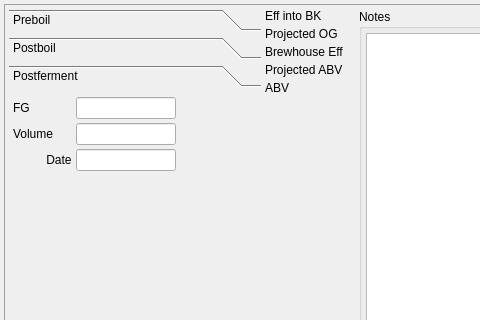
The window that ui/brewNoteWidget.ui (Brewtarget/brewtarget) describes before a commit, drawn with Qt 5; both pictures show x 0 to 480 and y 0 to 320 of the 636 by 448 pixel window.
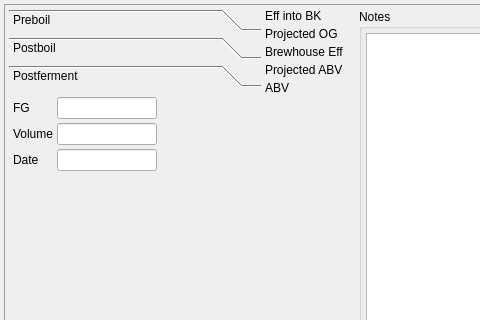
The same window after the commit. The open tabs and pages were chosen to show the change. Custom widgets are drawn as their Qt base class.

```diff
--- a/ui/brewNoteWidget.ui
+++ b/ui/brewNoteWidget.ui
@@ -27,8 +27,8 @@
        <rect>
         <x>0</x>
         <y>0</y>
-        <width>626</width>
-        <height>438</height>
+        <width>616</width>
+        <height>428</height>
        </rect>
       </property>
       <layout class="QHBoxLayout" name="horizontalLayout_2">
@@ -435,8 +435,8 @@
              <rect>
               <x>0</x>
               <y>0</y>
-              <width>242</width>
-              <height>340</height>
+              <width>252</width>
+              <height>321</height>
              </rect>
             </property>
             <attribute name="label">
@@ -522,7 +522,7 @@
              <item row="2" column="0">
               <widget class="QLabel" name="btLabel_fermentDate">
                <property name="text">
-                <string>          Date</string>
+                <string>Date</string>
                </property>
               </widget>
              </item>
@@ -691,16 +691,16 @@
    <extends>QLabel</extends>
    <header>BtDigitWidget.h</header>
   </customwidget>
-  <customwidget>
-   <class>BtGravityLabel</class>
-   <extends>QLabel</extends>
-   <header>BtLabel.h</header>
-  </customwidget>
   <customwidget>
    <class>BtVolumeLabel</class>
    <extends>QLabel</extends>
    <header>BtLabel.h</header>
   </customwidget>
+  <customwidget>
+   <class>BtGravityLabel</class>
+   <extends>QLabel</extends>
+   <header>BtLabel.h</header>
+  </customwidget>
   <customwidget>
    <class>BtTemperatureLabel</class>
    <extends>QLabel</extends>
```
Left out of the diff: 34 changed lines with no effect on the pictures.
